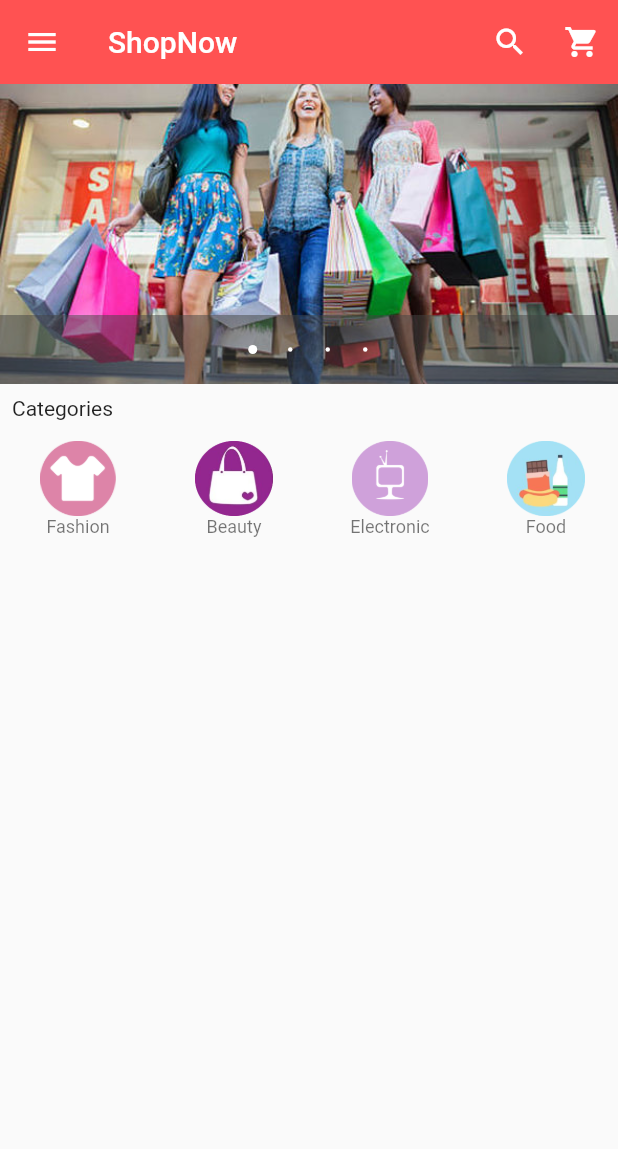
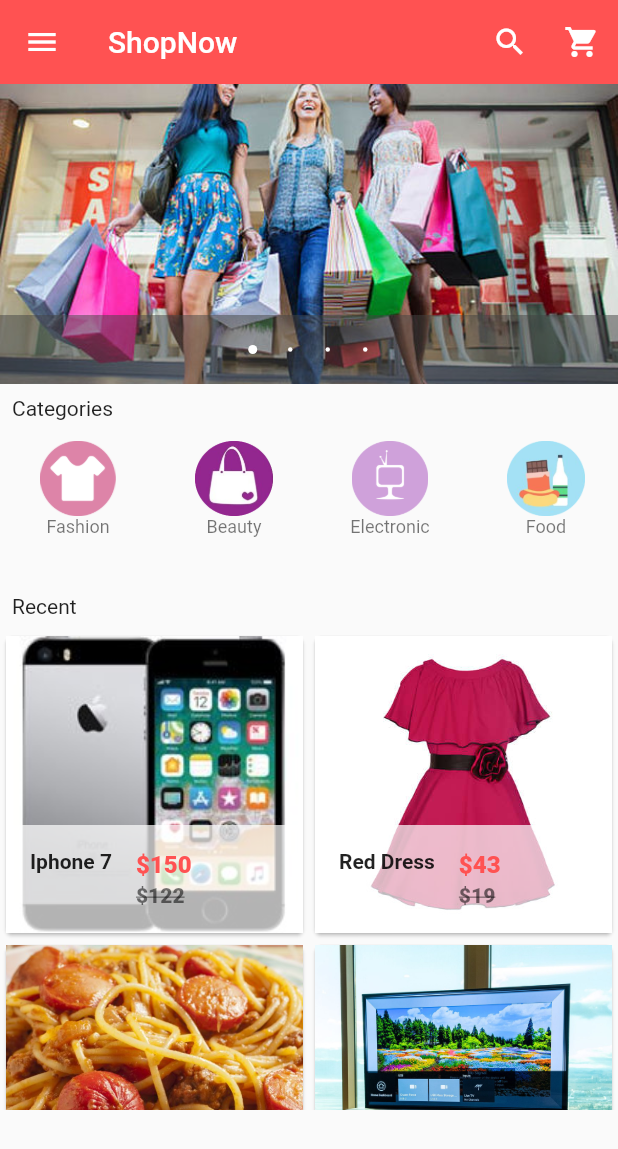
Before and after one commit to hameedhub/shop_now, a Flutter app: the screen it shows after launch, on a phone screen of 412 x 824 dp. Shown: the top 1149 px of the screen. Run offline on Flutter 3.47's test engine with Material 2 defaults, Android fonts, the phone set to English and light mode, and no system bars; drawn by our look-alikes of carousel_pro.

Commit message:
products list

```diff
--- /dev/null
+++ b/lib/componets/products.dart
@@ -0,0 +1,101 @@
+import 'package:flutter/material.dart';
+
+class Products extends StatefulWidget {
+  @override
+  _ProductsState createState() => _ProductsState();
+}
+
+class _ProductsState extends State<Products> {
+  var product_list = [
+    {
+      'title': 'Iphone 7',
+      'description': '7GB RAM',
+      'image': 'images/products/cell1.jpg',
+      'price': '150',
+      'discount': '122'
+    },
+    {
+      'title': 'Red Dress',
+      'description': 'Plain cotton',
+      'image': 'images/products/dress1.jpg',
+      'price': '43',
+      'discount': '19'
+    },
+    {
+      'title': 'Spag',
+      'description': 'Drum',
+      'image': 'images/products/food2.jpg',
+      'price': '10',
+      'discount': '8'
+    },
+    {
+      'title': 'LG LCD',
+      'description': '48 Inch',
+      'image': 'images/products/tv1.jpg',
+      'price': '1000',
+      'discount': '890'
+    },
+  ];
+
+  @override
+  Widget build(BuildContext context) {
+    return GridView.builder(
+      itemCount: product_list.length,
+      gridDelegate: SliverGridDelegateWithFixedCrossAxisCount(
+        crossAxisCount: 2,),
+      itemBuilder: (BuildContext context, int index){
+        return Product(
+          title: product_list[index]['title'],
+          description: product_list[index]['description'],
+          image: product_list[index]['image'],
+          price: product_list[index]['price'],
+          discount: product_list[index]['discount'],
+        );
+      },
+
+    );
+  }
+}
+
+class Product extends StatelessWidget {
+  final title;
+  final description;
+  final image;
+  final price;
+  final discount;
+
+  Product(
+      {this.title, this.description, this.image, this.price, this.discount});
+
+  @override
+  Widget build(BuildContext context) {
+    return Card(
+      child: Hero(
+        tag: title,
+        child: Material(
+          child: InkWell(
+            onTap: (){},
+            child: GridTile(
+              footer: Container(
+                color: Colors.white70,
+                child: ListTile(
+                  leading: Text(title, style: TextStyle(fontWeight: FontWeight.bold)),
+                  title: Text("\$$price", style: TextStyle(color: Colors.redAccent, fontWeight: FontWeight.w800),),
+                  subtitle: Text(
+                    "\$$discount",
+                    style: TextStyle(
+                      color: Colors.black54,
+                      fontWeight: FontWeight.w800,
+                      decoration: TextDecoration.lineThrough
+                    ),
+                  ),
+                ),
+              ),
+              child: Image.asset(image, fit: BoxFit.cover,),
+            ),
+          ),
+        ),
+      ),
+    );
+  }
+}
--- a/lib/main.dart
+++ b/lib/main.dart
@@ -1,6 +1,7 @@
 import 'package:flutter/material.dart';
 import 'package:carousel_pro/carousel_pro.dart';
 import 'package:shop_now/componets/horizontal_list.dart';
+import 'package:shop_now/componets/products.dart';
 
 void main() => runApp(Index());
 
@@ -122,6 +123,15 @@ class _Index extends State<Index> {
             child: Text('Categories'),
           ),
           HorizontalList(),
+          Padding(
+            padding: const EdgeInsets.all(8.0),
+            child: Text('Recent'),
+          ),
+
+          Container(
+            height: 320,
+            child: Products(),
+          )
 
         ],
       ),
```
Also changed, not shown: pubspec.yaml (+9 -0 lines), images/products/cell1.jpg (added), images/products/cell2.jpg (added), images/products/cell3.png (added), images/products/dress1.jpg (added), images/products/dress2.jpg (added), images/products/dress3.jpg (added), images/products/food1.webp (added), images/products/food2.jpg (added), images/products/tv1.jpg (added), images/products/tv2.jpg (added).
